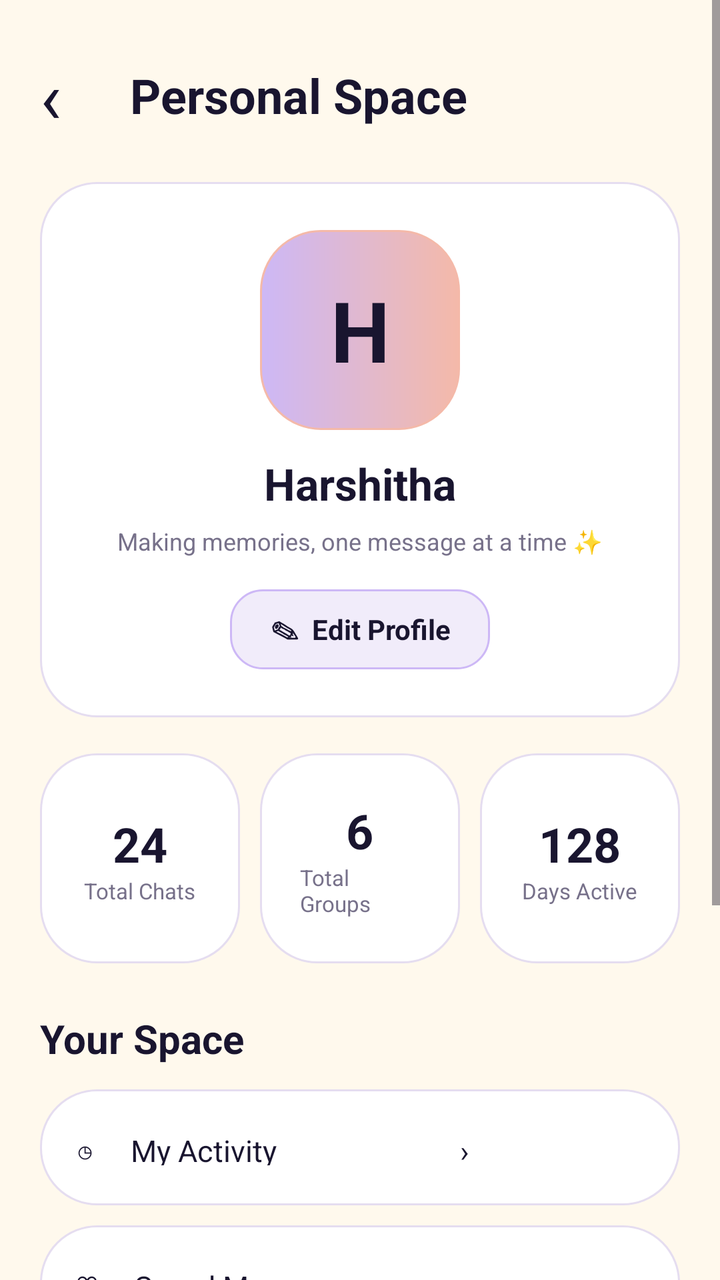
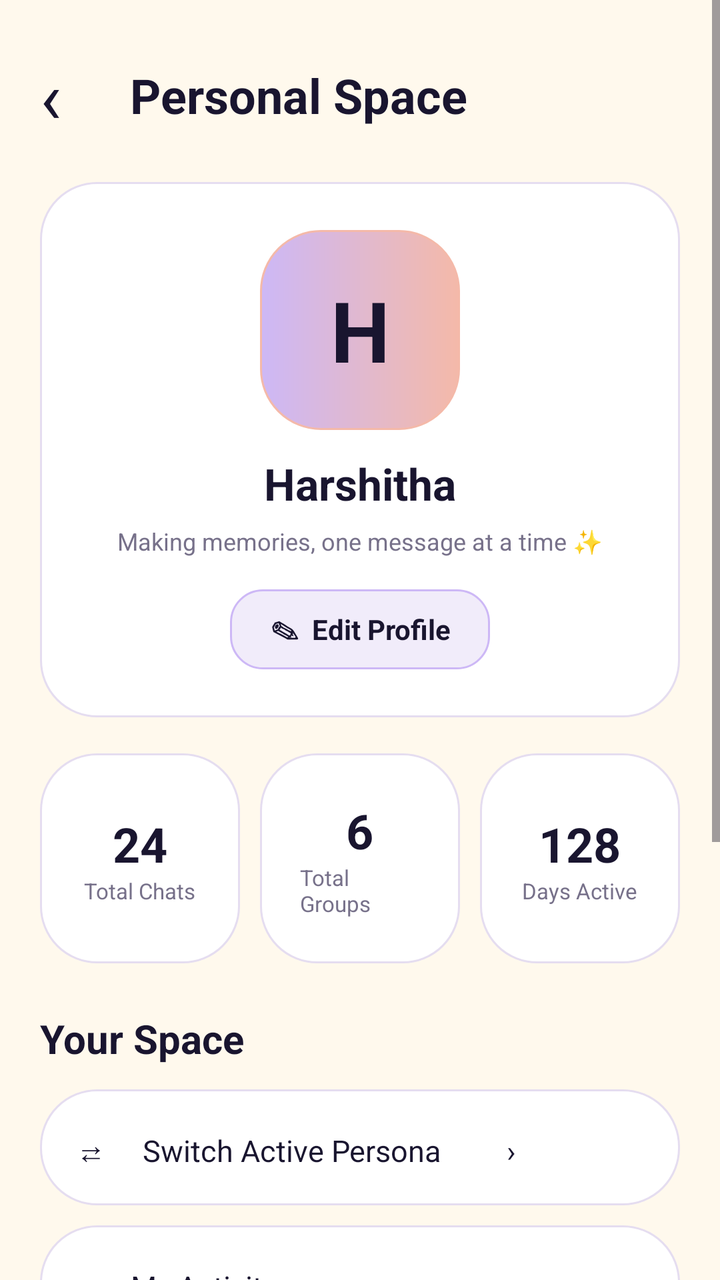

Two renders of the same Android screen: before a commit and after it. Below are the layout's source before the change and the commit's diff.
<!-- AndroidManifest.xml: application theme Theme.LumaChat -->
<!-- res/layout/activity_personal_space.xml -->
<?xml version="1.0" encoding="utf-8"?>
<ScrollView xmlns:android="http://schemas.android.com/apk/res/android"
    android:layout_width="match_parent"
    android:layout_height="match_parent"
    android:background="@color/background">

    <LinearLayout
        android:layout_width="match_parent"
        android:layout_height="wrap_content"
        android:orientation="vertical"
        android:padding="20dp">

        <LinearLayout
            android:layout_width="match_parent"
            android:layout_height="55dp"
            android:gravity="center_vertical">

            <TextView
                android:id="@+id/btnBackPersonal"
                android:layout_width="45dp"
                android:layout_height="wrap_content"
                android:text="‹"
                android:textSize="36sp"
                android:textColor="@color/midnight_navy"/>

            <TextView
                android:layout_width="wrap_content"
                android:layout_height="wrap_content"
                android:text="Personal Space"
                android:textSize="24sp"
                android:textStyle="bold"
                android:textColor="@color/midnight_navy"/>
        </LinearLayout>

        <LinearLayout
            android:layout_width="match_parent"
            android:layout_height="wrap_content"
            android:orientation="vertical"
            android:gravity="center"
            android:padding="24dp"
            android:background="@drawable/card_background"
            android:layout_marginTop="16dp">

            <TextView
                android:id="@+id/tvPersonalAvatar"
                android:layout_width="100dp"
                android:layout_height="100dp"
                android:gravity="center"
                android:text="H"
                android:textSize="42sp"
                android:textStyle="bold"
                android:textColor="@color/midnight_navy"
                android:background="@drawable/button_background"/>

            <TextView
                android:id="@+id/tvPersonalName"
                android:layout_width="wrap_content"
                android:layout_height="wrap_content"
                android:text="Harshitha"
                android:textSize="22sp"
                android:textStyle="bold"
                android:textColor="@color/midnight_navy"
                android:layout_marginTop="12dp"/>

            <TextView
                android:id="@+id/tvPersonalBio"
                android:layout_width="wrap_content"
                android:layout_height="wrap_content"
                android:text="Making memories, one message at a time ✨"
                android:textSize="12sp"
                android:textColor="@color/text_secondary"
                android:layout_marginTop="6dp"/>

            <TextView
                android:id="@+id/btnEditProfile"
                android:layout_width="wrap_content"
                android:layout_height="40dp"
                android:gravity="center"
                android:text="✎  Edit Profile"
                android:textColor="@color/midnight_navy"
                android:textStyle="bold"
                android:paddingHorizontal="20dp"
                android:background="@drawable/input_field"
                android:layout_marginTop="16dp"/>
        </LinearLayout>

        <LinearLayout
            android:layout_width="match_parent"
            android:layout_height="105dp"
            android:orientation="horizontal"
            android:layout_marginTop="18dp">

            <LinearLayout
                android:layout_width="0dp"
                android:layout_height="match_parent"
                android:layout_weight="1"
                android:gravity="center"
                android:orientation="vertical"
                android:background="@drawable/card_background"
                android:layout_marginEnd="5dp">

                <TextView
                    android:id="@+id/tvTotalChats"
                    android:layout_width="wrap_content"
                    android:layout_height="wrap_content"
                    android:text="24"
                    android:textSize="24sp"
                    android:textStyle="bold"
                    android:textColor="@color/midnight_navy"/>

                <TextView
                    android:layout_width="wrap_content"
                    android:layout_height="wrap_content"
                    android:text="Total Chats"
                    android:textSize="11sp"
                    android:textColor="@color/text_secondary"/>
            </LinearLayout>

            <LinearLayout
                android:layout_width="0dp"
                android:layout_height="match_parent"
                android:layout_weight="1"
                android:gravity="center"
                android:orientation="vertical"
                android:background="@drawable/card_background"
                android:layout_marginHorizontal="5dp">

                <TextView
                    android:id="@+id/tvTotalGroups"
                    android:layout_width="wrap_content"
                    android:layout_height="wrap_content"
                    android:text="6"
                    android:textSize="24sp"
                    android:textStyle="bold"
                    android:textColor="@color/midnight_navy"/>

                <TextView
                    android:layout_width="wrap_content"
                    android:layout_height="wrap_content"
                    android:text="Total Groups"
                    android:textSize="11sp"
                    android:textColor="@color/text_secondary"/>
            </LinearLayout>

            <LinearLayout
                android:layout_width="0dp"
                android:layout_height="match_parent"
                android:layout_weight="1"
                android:gravity="center"
                android:orientation="vertical"
                android:background="@drawable/card_background"
                android:layout_marginStart="5dp">

                <TextView
                    android:layout_width="wrap_content"
                    android:layout_height="wrap_content"
                    android:text="128"
                    android:textSize="24sp"
                    android:textStyle="bold"
                    android:textColor="@color/midnight_navy"/>

                <TextView
                    android:layout_width="wrap_content"
                    android:layout_height="wrap_content"
                    android:text="Days Active"
                    android:textSize="11sp"
                    android:textColor="@color/text_secondary"/>
            </LinearLayout>
        </LinearLayout>

        <TextView
            android:layout_width="wrap_content"
            android:layout_height="wrap_content"
            android:text="Your Space"
            android:textSize="20sp"
            android:textStyle="bold"
            android:textColor="@color/midnight_navy"
            android:layout_marginTop="24dp"
            android:layout_marginBottom="12dp"/>

        <TextView
            android:id="@+id/menuMyActivity"
            android:layout_width="match_parent"
            android:layout_height="58dp"
            android:gravity="center_vertical"
            android:paddingHorizontal="18dp"
            android:text="◷     My Activity                         ›"
            android:textSize="15sp"
            android:textColor="@color/midnight_navy"
            android:background="@drawable/card_background"
            android:layout_marginBottom="10dp"/>

        <TextView
            android:id="@+id/menuSaved"
            android:layout_width="match_parent"
            android:layout_height="58dp"
            android:gravity="center_vertical"
            android:paddingHorizontal="18dp"
            android:text="♡     Saved Messages                 ›"
            android:textSize="15sp"
            android:textColor="@color/midnight_navy"
            android:background="@drawable/card_background"
            android:layout_marginBottom="10dp"/>

        <TextView
            android:id="@+id/menuFiles"
            android:layout_width="match_parent"
            android:layout_height="58dp"
            android:gravity="center_vertical"
            android:paddingHorizontal="18dp"
            android:text="▤     My Files                             ›"
            android:textSize="15sp"
            android:textColor="@color/midnight_navy"
            android:background="@drawable/card_background"
            android:layout_marginBottom="10dp"/>

        <TextView
            android:id="@+id/menuMedia"
            android:layout_width="match_parent"
            android:layout_height="58dp"
            android:gravity="center_vertical"
            android:paddingHorizontal="18dp"
            android:text="▧     Shared Media                     ›"
            android:textSize="15sp"
            android:textColor="@color/midnight_navy"
            android:background="@drawable/card_background"
            android:layout_marginBottom="10dp"/>

        <TextView
            android:id="@+id/btnOpenSettings"
            android:layout_width="match_parent"
            android:layout_height="58dp"
            android:gravity="center_vertical"
            android:paddingHorizontal="18dp"
            android:text="⚙     Settings                           ›"
            android:textSize="15sp"
            android:textColor="@color/midnight_navy"
            android:background="@drawable/card_background"
            android:layout_marginBottom="10dp"/>

    </LinearLayout>
</ScrollView>
<!-- resources referenced by this layout -->
<resources>
  <color name="background">#FFF9ED</color>
  <color name="midnight_navy">#19152F</color>
  <color name="text_secondary">#77718A</color>
  <!-- drawable button_background (drawable) -->
  <?xml version="1.0" encoding="utf-8"?>
  <shape xmlns:android="http://schemas.android.com/apk/res/android"
      android:shape="rectangle">
  
      <gradient
          android:startColor="@color/lavender"
          android:endColor="@color/soft_peach"
          android:angle="0" />
  
      <corners android:radius="30dp" />
  
      <stroke
          android:width="1dp"
          android:color="@color/soft_peach" />
  
  </shape>
  <!-- drawable card_background (drawable) -->
  <?xml version="1.0" encoding="utf-8"?>
  <shape xmlns:android="http://schemas.android.com/apk/res/android"
      android:shape="rectangle">
  
      <solid android:color="@color/card_white" />
  
      <corners android:radius="28dp" />
  
      <stroke
          android:width="1dp"
          android:color="@color/border_color" />
  
      <padding
          android:left="20dp"
          android:top="20dp"
          android:right="20dp"
          android:bottom="20dp" />
  
  </shape>
  <!-- drawable input_field (drawable) -->
  <?xml version="1.0" encoding="utf-8"?>
  <shape xmlns:android="http://schemas.android.com/apk/res/android"
      android:shape="rectangle">
  
      <solid android:color="@color/input_background" />
  
      <corners android:radius="16dp" />
  
      <stroke
          android:width="1dp"
          android:color="@color/lavender" />
  
      <padding
          android:left="16dp"
          android:right="16dp"
          android:top="8dp"
          android:bottom="8dp" />
  
  </shape>
  <style name="Theme.LumaChat" parent="Base.Theme.LumaChat" />
  <color name="lavender">#CDB8F6</color>
  <color name="soft_peach">#F4B9A9</color>
  <color name="card_white">#FFFFFF</color>
  <color name="border_color">#E5DDF0</color>
  <color name="input_background">#F1ECFA</color>
  <style name="Base.Theme.LumaChat" parent="Theme.Material3.DayNight.NoActionBar">
          
          
      </style>
</resources>

<!-- the commit's change to res/layout/activity_personal_space.xml (unified diff, before → after) -->
@@ -179,6 +179,18 @@
             android:layout_marginBottom="12dp"/>
 
         <TextView
+            android:id="@+id/menuSwitchPersona"
+            android:layout_width="match_parent"
+            android:layout_height="58dp"
+            android:gravity="center_vertical"
+            android:paddingHorizontal="18dp"
+            android:text="⇄     Switch Active Persona         ›"
+            android:textSize="15sp"
+            android:textColor="@color/midnight_navy"
+            android:background="@drawable/card_background"
+            android:layout_marginBottom="10dp"/>
+
+        <TextView
             android:id="@+id/menuMyActivity"
             android:layout_width="match_parent"
             android:layout_height="58dp"
